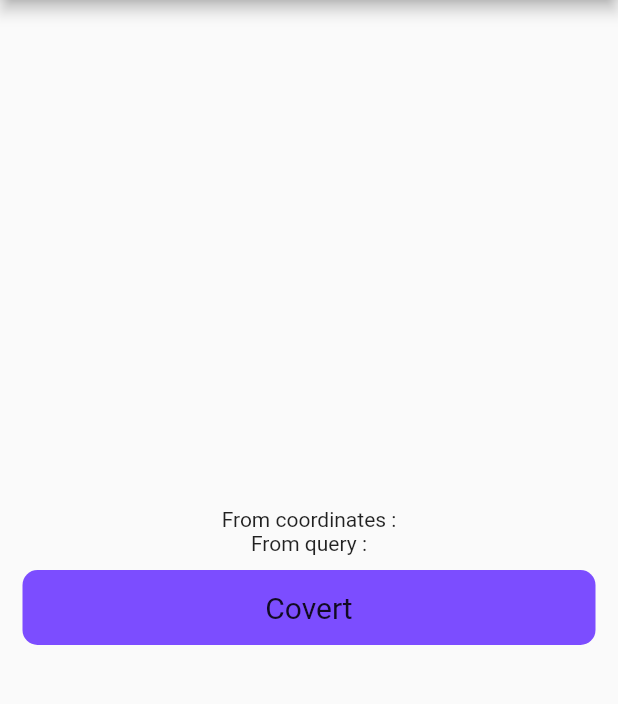
After one commit to hamidhosen42/Flutter-Goolge-Map, a Flutter app: the screen it shows after launch, after a tap on "Covert", on a phone screen of 412 x 824 dp, the part 84-788 px from its top. The commit adds this screen. Run offline on Flutter 3.47's test engine with Material 2 defaults, Android fonts, the phone set to English and light mode, and no system bars; our stand-ins replace geocoding, google_maps_flutter; missing offline and left inert: flutter_geocoder.

Commit message:
Flutter Geocoder || Convert coordinates

```diff
--- /dev/null
+++ b/lib/Convert Latlang to Address/Geocoder_convert_latlang_to_address.dart
@@ -0,0 +1,68 @@
+// ignore_for_file: library_private_types_in_public_api, prefer_const_literals_to_create_immutables, prefer_const_constructors, unnecessary_new, prefer_const_declarations, avoid_unnecessary_containers, unused_local_variable, avoid_print, prefer_interpolation_to_compose_strings, unnecessary_brace_in_string_interps, non_constant_identifier_names
+
+import 'package:flutter/material.dart';
+import 'package:geocoding/geocoding.dart';
+
+class GeocoderConvertLatLangToAddress extends StatefulWidget {
+  const GeocoderConvertLatLangToAddress({Key? key}) : super(key: key);
+
+  @override
+  _GeocoderConvertLatLangToAddressState createState() =>
+      _GeocoderConvertLatLangToAddressState();
+}
+
+class _GeocoderConvertLatLangToAddressState
+    extends State<GeocoderConvertLatLangToAddress> {
+  String from_address = "";
+  String query_address = "";
+
+  @override
+  Widget build(BuildContext context) {
+    return Scaffold(
+      appBar: AppBar(
+        title: Text("Google Map"),
+        centerTitle: true,
+      ),
+      body: Padding(
+        padding: const EdgeInsets.all(15.0),
+        child: Column(
+          mainAxisAlignment: MainAxisAlignment.center,
+          children: [
+            Text("From coordinates :${from_address}"),
+            Text("From query :${query_address}"),
+            SizedBox(
+              height: 10,
+            ),
+            GestureDetector(
+              onTap: () async {
+                List<Location> locations = await locationFromAddress(
+                    "chittagong new market, Bangladesh");
+
+                List<Placemark> placemarks = await placemarkFromCoordinates(
+                    locations.last.latitude, locations.last.longitude);
+
+                setState(() {
+                  from_address = locations.last.latitude.toString() +
+                      "   " +
+                      locations.last.longitude.toString();
+                  query_address = placemarks.reversed.last.country.toString();
+                });
+              },
+              child: Container(
+                height: 50,
+                decoration: BoxDecoration(
+                    borderRadius: BorderRadius.circular(10),
+                    color: Colors.deepPurpleAccent),
+                child: Center(
+                    child: Text(
+                  "Covert",
+                  style: TextStyle(fontSize: 20),
+                )),
+              ),
+            ),
+          ],
+        ),
+      ),
+    );
+  }
+}
--- a/lib/main.dart
+++ b/lib/main.dart
@@ -1,5 +1,6 @@
 // ignore_for_file: prefer_const_constructors
 import 'package:flutter/material.dart';
+import 'package:flutter_goolge_map/Convert%20Latlang%20to%20Address/Geocoder_convert_latlang_to_address.dart';
 import 'package:flutter_goolge_map/Convert%20Latlang%20to%20Address/convert_latlang_to_address.dart';
 import 'package:flutter_goolge_map/HomePage/home_screen.dart';
 
@@ -18,7 +19,8 @@ class MyApp extends StatelessWidget {
       theme: ThemeData(
         primarySwatch: Colors.deepPurple
       ),
-      home: ConvertLatLangToAddress(),
+      // home: ConvertLatLangToAddress(),
+      home: GeocoderConvertLatLangToAddress(),
     );
   }
 }
```
